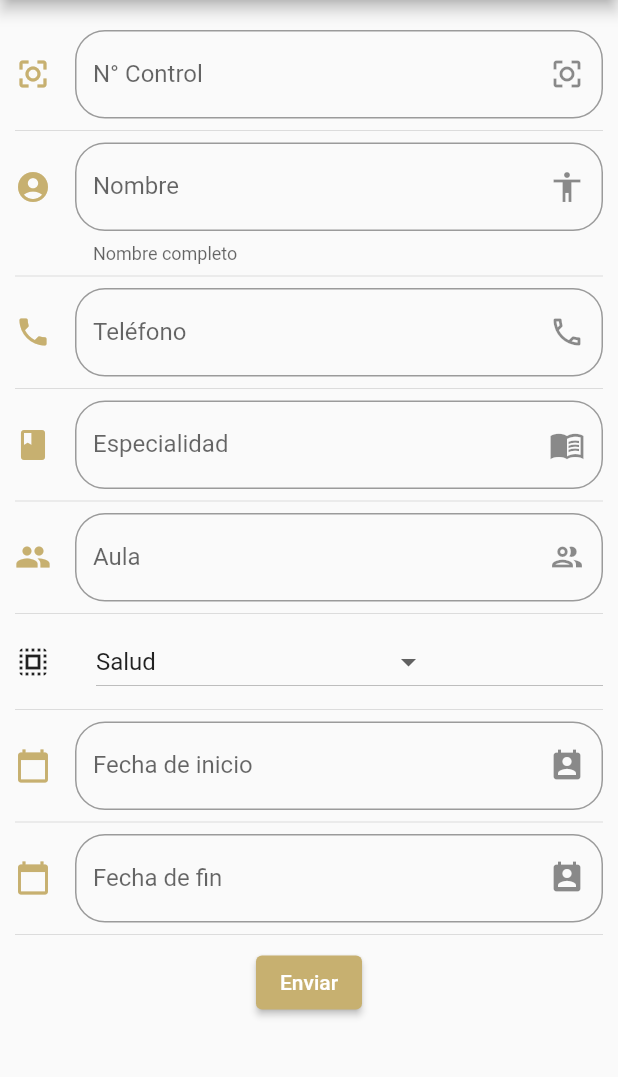
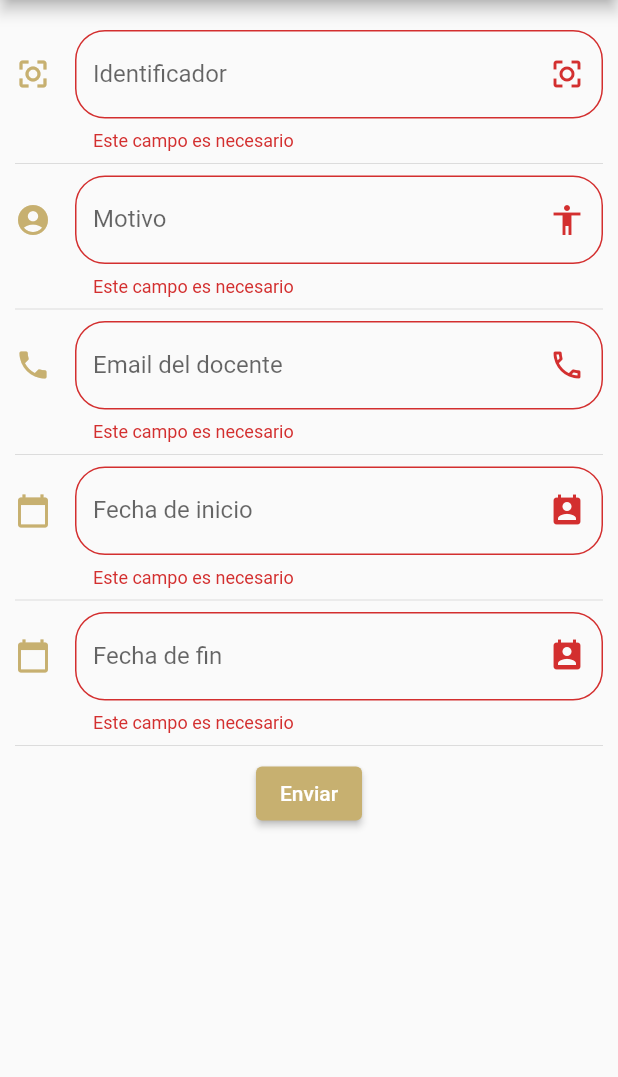
Before and after one commit to Klcod/app_justificaciones, a Flutter app: the NuevaJustificacionPage screen opened directly, on a phone screen of 412 x 824 dp, the part 84-1161 px from its top. Run offline on Flutter 3.47's test engine with Material 2 defaults, Android fonts, the phone set to English and light mode, and no system bars; our stand-ins replace sqflite; accounts and stored records are empty.

Commit message:
Se realizo la creacion de justificaciones

```diff
--- a/lib/main.dart
+++ b/lib/main.dart
@@ -1,9 +1,11 @@
 import 'package:flutter/material.dart';
 import 'package:justificaciones/src/pages/buscargrupo_page.dart';
+import 'package:justificaciones/src/pages/nuevajustificacion_page.dart';
 import 'package:justificaciones/src/pages/nuevogrupo_page.dart';
 import 'package:justificaciones/src/pages/registraralumno_page.dart';
 import 'package:justificaciones/src/services/cuentas_service.dart';
 import 'package:justificaciones/src/services/grupos_service.dart';
+import 'package:justificaciones/src/services/justificaciones_service.dart';
 import 'package:justificaciones/src/services/usuarios_service.dart';
 
 import 'package:provider/provider.dart';
@@ -19,6 +21,7 @@ void main() => runApp(
     ChangeNotifierProvider(create: ( _ ) => CuentasService()),
     ChangeNotifierProvider(create: ( _ ) => GruposService()),
     ChangeNotifierProvider(create: ( _ ) => UsuariosService()),
+    ChangeNotifierProvider(create: ( _ ) => JustificacionesService()),
     ],
     child: const MyApp(),
   )
@@ -39,6 +42,7 @@ class MyApp extends StatelessWidget {
         'inicio' : ( BuildContext context) => const InicioPage(),
         'registrar-alumno': (BuildContext context) => const RegistrarAlumno(),
         'registrar-grupo' : (BuildContext context) => RegistrarGrupo(),
+        'nueva-justificacion': (BuildContext context) => const NuevaJustificacionPage(),
         'busG': (BuildContext context) => const BuscarGrupoPage(),
         'busA': ( BuildContext context) => const BuscarAlumnoPage(),
         'busM': ( BuildContext context) => const BuscarMaestroPage(),
--- /dev/null
+++ b/lib/src/models/justificacion.dart
@@ -0,0 +1,53 @@
+
+import 'package:justificaciones/src/models/usuario.dart';
+
+class Justificacion {
+    int id;
+    String identificador;
+    DateTime fechaInicio;
+    DateTime fechaFin;
+    String motivo;
+    String emailDocente;
+    int alumnoId;
+    DateTime? createdAt;
+    DateTime? updatedAt;
+    Usuario? alumno;
+
+    Justificacion({
+        required this.id,
+        required this.identificador,
+        required this.fechaInicio,
+        required this.fechaFin,
+        required this.motivo,
+        required this.emailDocente,
+        required this.alumnoId,
+        this.createdAt,
+        this.updatedAt,
+        this.alumno
+    });
+
+    factory Justificacion.fromJson(Map<String, dynamic> json) => Justificacion(
+        id: json["id"],
+        identificador: json["identificador"],
+        fechaInicio: DateTime.parse(json["fecha_inicio"]),
+        fechaFin: DateTime.parse(json["fecha_fin"]),
+        motivo: json["motivo"],
+        emailDocente: json['email_docente'],
+        alumnoId: json["alumno_id"],
+        createdAt: DateTime.parse(json["created_at"]),
+        updatedAt: DateTime.parse(json["updated_at"]),
+        alumno: json['alumno'] == null ? null : Usuario.fromJson(json["alumno"]),
+    );
+
+    Map<String, dynamic> toJson() => {
+        "id": id,
+        "identificador": identificador,
+        "fecha_inicio": "${fechaInicio.year.toString().padLeft(4, '0')}-${fechaInicio.month.toString().padLeft(2, '0')}-${fechaInicio.day.toString().padLeft(2, '0')}",
+        "fecha_fin": "${fechaFin.year.toString().padLeft(4, '0')}-${fechaFin.month.toString().padLeft(2, '0')}-${fechaFin.day.toString().padLeft(2, '0')}",
+        "motivo": motivo,
+        "alumno_id": alumnoId,
+        "created_at": createdAt?.toIso8601String(),
+        "updated_at": updatedAt?.toIso8601String(),
+        "alumno": alumno?.toJson()
+    };
+}
--- a/lib/src/pages/login_page.dart
+++ b/lib/src/pages/login_page.dart
@@ -68,6 +68,7 @@ class _LoginPageState extends State<LoginPage> {
                       showDialog(context: context,
                         builder: ( _ ) => AlertDialogCustom(title: '¡Error!', message: respuesta.message));
                     }
+                    return;
                   }
 
                   if(context.mounted) {
--- a/lib/src/pages/nuevajustificacion_page.dart
+++ b/lib/src/pages/nuevajustificacion_page.dart
@@ -1,136 +1,163 @@
 import 'package:flutter/material.dart';
+import 'package:intl/intl.dart';
+
+import 'package:justificaciones/src/services/justificaciones_service.dart';
+import 'package:provider/provider.dart';
+
+import '../widgets/alert_dialog_custom.dart';
 
 class NuevaJustificacionPage extends StatefulWidget {
+  const NuevaJustificacionPage({super.key});
+
   //const NuevaJustificacionPage({super.key});
 
   @override
-  _nuevaJustificacionState createState() => _nuevaJustificacionState();
+  NuevaJustificacionState createState() => NuevaJustificacionState();
 }
 
-  class _nuevaJustificacionState extends State<NuevaJustificacionPage> {
+  class NuevaJustificacionState extends State<NuevaJustificacionPage> {
 
-  String _nombre = '';
-  String _email = '';
-  String _nControl = '';
   String _fecha = '';
 
-  String _opcionSeleccionada = 'Salud';
+  final List<String> _poderes = ['Salud', 'Examen en otra universidad', 'Problemas familiares', 'otro'];
 
-  List<String> _poderes = ['Salud', 'Examen en otra universidad', 'Problemas familiares', 'otro'];
+  final TextEditingController _inputFechaInicio = TextEditingController();
+  final TextEditingController _inputFechaFin = TextEditingController();
 
-  TextEditingController _inputFieldDateController = new TextEditingController();
+  final Map<String, dynamic> datosJustificacion = {
+    'identificador': '',
+    'fecha_inicio' : '',
+    'fecha_fin' : '',
+    'motivo': '',
+    'email_docente': ''
+  };
+
+  final formKey = GlobalKey<FormState>();
 
 
   @override
   Widget build(BuildContext context) {
+    final isCreando = context.select((JustificacionesService j) => j.isCargadoCrear);
+    final justificacionesService = Provider.of<JustificacionesService>(context, listen: false);
+
     return Scaffold(
         appBar: AppBar(
           title: const Text('Nueva Justificación'),
-          titleTextStyle: TextStyle(fontSize: 30, fontWeight: FontWeight.bold),
+          titleTextStyle: const TextStyle(fontSize: 30, fontWeight: FontWeight.bold),
           centerTitle: true,
-          backgroundColor: Color.fromARGB(255, 81, 96, 143),
+          backgroundColor: const Color.fromARGB(255, 81, 96, 143),
         ),
-       body: ListView(
-        padding: EdgeInsets.symmetric(horizontal: 10.0, vertical: 20.0),
+       body: isCreando ? const Center(child: Text('Creando...'),) : Form(
+        autovalidateMode: AutovalidateMode.always,
+        key: formKey,
+         child: ListView(
+          padding: const EdgeInsets.symmetric(horizontal: 10.0, vertical: 20.0),
           children: <Widget>[
-          _NumControl(),
-          Divider(),
-          _creaeNombre(),
-          Divider(),
-          _crearTelefono(),
-          Divider(),
-          _crearEsp(),
-          Divider(),
-          _crearAula(),
-          Divider(),
-          _crearDropdown(),
-          Divider(),
+            _identificadorInput(),
+            const Divider(),
+            _motivoInput(),
+            const Divider(),
+            _emailDocenteInput(),
+            const Divider(),
             _crearFechainicio(context),
-          Divider(),
+            const Divider(),
             _crearFechafin(context),
-          Divider(),
+            const Divider(),
             Center(
               child: ElevatedButton(
-              onPressed: () {},
+                onPressed: () async {
+                  final isFormularioValido =
+                              formKey.currentState?.validate() ?? false;
+
+                          if (!isFormularioValido) {
+                            showDialog(
+                                context: context,
+                                builder: (_) => const AlertDialogCustom(
+                                      title: '¡Error!',
+                                      message: 'El formulario no valido.',
+                                    ));
+                            return;
+                          }
+
+                          final response =
+                              await justificacionesService.crear(datosJustificacion);
+
+                          if (!response.success) {
+                            if (context.mounted) {
+                              showDialog(
+                                  context: context,
+                                  builder: (_) => AlertDialogCustom(
+                                      title: '¡Error!',
+                                      message: response.message));
+                            }
+                            return;
+                          }
+
+                          if (context.mounted) {
+                            Navigator.pop(context);
+                            showDialog(
+                                context: context,
+                                builder: (_) => AlertDialogCustom(
+                                    title: '¡Correcto!',
+                                    message: response.message));
+                          }
+                },
+                style: ElevatedButton.styleFrom(
+              backgroundColor: const Color.fromRGBO(199, 176, 112, 1)
+            ),
                 child: const Text('Enviar'),
-              style: ElevatedButton.styleFrom(
-            backgroundColor: Color.fromRGBO(199, 176, 112, 1)
-          ),
               ),
             ),
           ],
              ),
+       ),
     );
   }
 
-  Widget _NumControl() {
-    return TextField(
-        keyboardType: TextInputType.number,
+  Widget _identificadorInput() {
+    return TextFormField(
         decoration: InputDecoration(
             border:
                 OutlineInputBorder(borderRadius: BorderRadius.circular(20.0)),
-            hintText: 'N° Control',
-            labelText: 'N° Control',
-            suffixIcon: Icon(Icons.center_focus_strong_outlined),
-            iconColor: Color.fromARGB(255, 199, 176, 112),
-            icon: Icon(Icons.center_focus_strong_outlined)),
-        onChanged: (valor) => setState(() {
-              _nControl = valor;
-            }));
+            hintText: 'Identificador de la justificacion',
+            labelText: 'Identificador',
+            suffixIcon: const Icon(Icons.center_focus_strong_outlined),
+            iconColor: const Color.fromARGB(255, 199, 176, 112),
+            icon: const Icon(Icons.center_focus_strong_outlined)),
+            validator: (valor) => valor == null || valor.isEmpty ? 'Este campo es necesario' : null,
+        onChanged: (valor) => datosJustificacion['identificador'] = valor);
   }
 
-  Widget _creaeNombre() {
-    return TextField(
+  Widget _motivoInput() {
+    return TextFormField(
       //autofocus: true,
       textCapitalization: TextCapitalization.sentences,
       decoration: InputDecoration(
           border: OutlineInputBorder(borderRadius: BorderRadius.circular(20.0)),
-          hintText: 'Nombre de la persona',
-          labelText: 'Nombre',
-          helperText: 'Nombre completo',
-          suffixIcon: Icon(Icons.accessibility),
-          iconColor: Color.fromARGB(255, 199, 176, 112),
-          icon: Icon(Icons.account_circle)),
+          hintText: 'Motivo de la justificacion',
+          labelText: 'Motivo',
+          suffixIcon: const Icon(Icons.accessibility),
+          iconColor: const Color.fromARGB(255, 199, 176, 112),
+          icon: const Icon(Icons.account_circle)),
+          maxLines: null,
+        validator: (valor) => valor == null || valor.isEmpty ? 'Este campo es necesario' : null,
+        onChanged: (valor) => datosJustificacion['motivo'] = valor
     );
   }
 
-  Widget _crearTelefono() {
-    return TextField(
-        keyboardType: TextInputType.phone,
+  Widget _emailDocenteInput() {
+    return TextFormField(
+        keyboardType: TextInputType.emailAddress,
         decoration: InputDecoration(
             border:
                 OutlineInputBorder(borderRadius: BorderRadius.circular(20.0)),
-            hintText: 'Teléfono',
-            labelText: 'Teléfono',
-            suffixIcon: Icon(Icons.phone_outlined),
-            iconColor: Color.fromARGB(255, 199, 176, 112),
-            icon: Icon(Icons.phone)),
-        onChanged: (valor) => setState(() {
-              _email = valor;
-            }));
-  }
-
-  Widget _crearEsp() {
-    return TextField(
-      decoration: InputDecoration(
-          border: OutlineInputBorder(borderRadius: BorderRadius.circular(20.0)),
-          hintText: 'Especialidad',
-          labelText: 'Especialidad',
-          suffixIcon: Icon(Icons.menu_book_sharp),
-          iconColor: Color.fromARGB(255, 199, 176, 112),
-          icon: Icon(Icons.book)),
-    );
-  }
-
-  Widget _crearAula() {
-    return TextField(
-      decoration: InputDecoration(
-          border: OutlineInputBorder(borderRadius: BorderRadius.circular(20.0)),
-          hintText: 'Aula',
-          labelText: 'Aula',
-          suffixIcon: Icon(Icons.group_outlined),
-          iconColor: Color.fromARGB(255, 199, 176, 112),
-          icon: Icon(Icons.group)),
+            hintText: 'Email del docente',
+            labelText: 'Email del docente',
+            suffixIcon: const Icon(Icons.phone_outlined),
+            iconColor: const Color.fromARGB(255, 199, 176, 112),
+            icon: const Icon(Icons.phone)),
+            validator: (valor) => valor == null || valor.isEmpty ? 'Este campo es necesario' : null,
+            onChanged: (valor) => datosJustificacion['email_docente'] = valor
       );
   }
 
@@ -138,95 +165,99 @@ class NuevaJustificacionPage extends StatefulWidget {
 
     List<DropdownMenuItem<String>> lista = [];
 
-    _poderes.forEach((motivo) {
+    for (var motivo in _poderes) {
       lista.add( DropdownMenuItem(
+        value: motivo,
         child: Text(motivo),
-        value: motivo,
       ));
-    });
+    }
     return lista;
-
-  }
-
-  Widget _crearDropdown() {
-
-    return Row(
-      children: [
-        Icon(Icons.select_all),
-        SizedBox(width: 30.0),
-      Expanded(
-        child: DropdownButton(
-          value: _opcionSeleccionada,
-          items: getOpcionesDropdown(),
-          onChanged: (opt) {
-            setState(() {
-            _opcionSeleccionada = opt!;
-            });
-          },
-        ),
-      )
-    ],
-  );
 
   }
 
   Widget _crearFechainicio(BuildContext context) {
 
-    return  TextField(
+    return  TextFormField(
       enableInteractiveSelection: false,
-      controller: _inputFieldDateController,
+      controller: _inputFechaInicio,
       decoration: InputDecoration(
         border: OutlineInputBorder(
           borderRadius: BorderRadius.circular(20.0)
         ),
         hintText: 'Fecha de inicio',
         labelText: 'Fecha de inicio',
-        suffixIcon: Icon( Icons.perm_contact_calendar),
-        icon: Icon( Icons.calendar_today),
-        iconColor: Color.fromARGB(255, 199, 176, 112),
+        suffixIcon: const Icon( Icons.perm_contact_calendar),
+        icon: const Icon( Icons.calendar_today),
+        iconColor: const Color.fromARGB(255, 199, 176, 112),
       ),
+      validator: (valor) => valor == null || valor.isEmpty || datosJustificacion['fecha_inicio'].toString().isEmpty? 'Este campo es necesario' : null,
+      onChanged: (valor) => datosJustificacion['fecha_inicio'] = valor,
       onTap: () {
-        FocusScope.of(context).requestFocus(new FocusNode());
-        _selectDate( context );
+        FocusScope.of(context).requestFocus(FocusNode());
+        _selectDateInicio( context );
       },
     );
   }
 
   Widget _crearFechafin(BuildContext context) {
 
-    return  TextField(
+    return  TextFormField(
       enableInteractiveSelection: false,
-      controller: _inputFieldDateController,
+      controller: _inputFechaFin,
       decoration: InputDecoration(
         border: OutlineInputBorder(
           borderRadius: BorderRadius.circular(20.0)
         ),
         hintText: 'Fecha de nacimiento',
         labelText: 'Fecha de fin',
-        suffixIcon: Icon( Icons.perm_contact_calendar),
-        icon: Icon( Icons.calendar_today),
-        iconColor: Color.fromARGB(255, 199, 176, 112),
+        suffixIcon: const Icon( Icons.perm_contact_calendar),
+        icon: const Icon( Icons.calendar_today),
+        iconColor: const Color.fromARGB(255, 199, 176, 112),
       ),
+      validator: (valor) => valor == null || valor.isEmpty || datosJustificacion['fecha_fin'].toString().isEmpty ? 'Este campo es necesario' : null,
+        onChanged: (valor) => datosJustificacion['fecha_fin'] = valor,
       onTap: () {
-        FocusScope.of(context).requestFocus(new FocusNode());
-        _selectDate( context );
+        FocusScope.of(context).requestFocus(FocusNode());
+        _selectDateFin( context );
       },
     );
   }
 
-  _selectDate(BuildContext context) async {
+  _selectDateInicio(BuildContext context) async {
+    final DateFormat format = DateFormat("yyyy-MM-dd");
 
     DateTime? picked = await showDatePicker(
       context: context,
-      initialDate: new DateTime.now(),
-      firstDate: new DateTime(2018),
-      lastDate: new DateTime(2025),
+      initialDate: DateTime.now(),
+      firstDate: DateTime(2018),
+      lastDate: DateTime(2025),
     );
 
     if ( picked != null) {
       setState(() {
         _fecha = picked.toString();
-        _inputFieldDateController.text = _fecha;
+        _inputFechaInicio.text = _fecha;
+        datosJustificacion['fecha_inicio'] = format.format(picked);
+      });
+    }
+
+
+  }
+  _selectDateFin(BuildContext context) async {
+    final DateFormat format = DateFormat("yyyy-MM-dd");
+
+    DateTime? picked = await showDatePicker(
+      context: context,
+      initialDate: DateTime.now(),
+      firstDate: DateTime(2018),
+      lastDate: DateTime(2025),
+    );
+
+    if ( picked != null) {
+      setState(() {
+        _fecha = picked.toString();
+        _inputFechaFin.text = _fecha;
+        datosJustificacion['fecha_fin'] = format.format(picked);
       });
     }
 
--- a/pubspec.yaml
+++ b/pubspec.yaml
@@ -41,6 +41,7 @@ dependencies:
   path_provider: ^2.0.15
   http: ^1.0.0
   provider: ^6.0.5
+  intl: ^0.18.1
 
 dev_dependencies:
   flutter_test:
```
Also changed, not shown: lib/src/services/justificaciones_service.dart (added, +87 -0 lines), pubspec.lock. Lines whose indentation alone changed are shown as unchanged.
